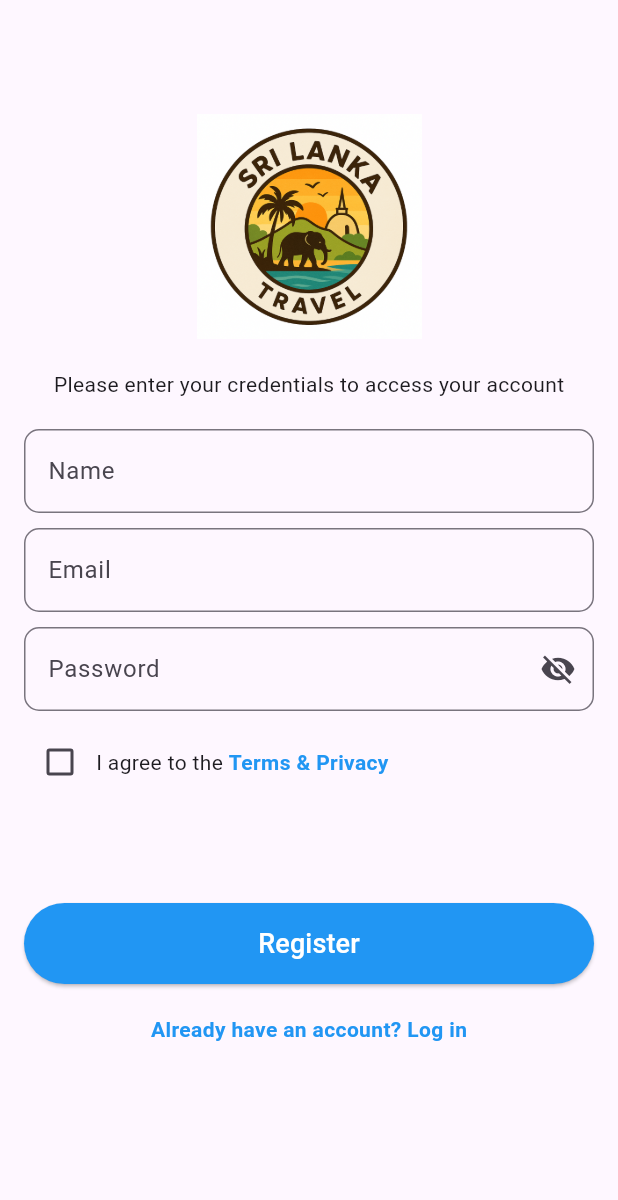
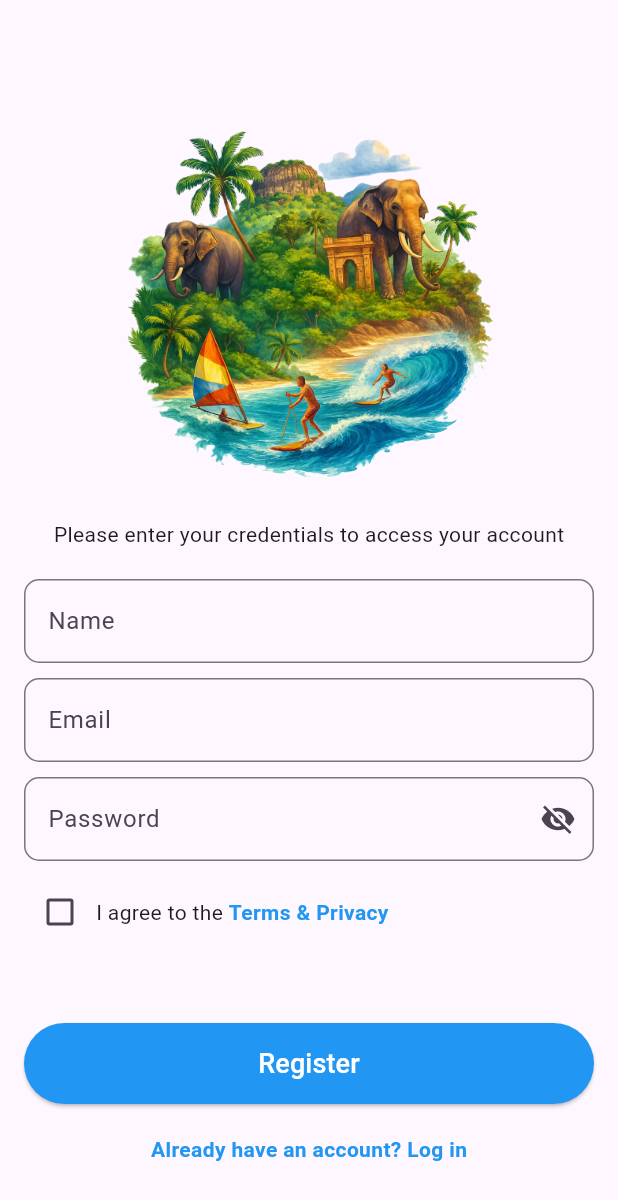
Before and after one commit to vinod281/travel_application, a Flutter app: the Register screen opened by its route, on a phone screen of 412 x 824 dp. Shown: the top 1200 px of the screen. Run offline on Flutter 3.47's test engine with Material 3 defaults, Android fonts, the phone set to English and light mode, and no system bars.

Commit message:
change rout

```diff
--- a/lib/main.dart
+++ b/lib/main.dart
@@ -1,17 +1,20 @@
+import 'package:flutter/foundation.dart';
 import 'package:flutter/material.dart';
 import 'package:travel_app/ViewPage.dart';
 import 'package:travel_app/homePage.dart';
 import 'package:travel_app/signUpPage.dart';
 import 'package:travel_app/welcomePage.dart';
+import 'package:travel_app/signInPage.dart';
 
 void main() {
   runApp(MaterialApp(
-    initialRoute: '/register',
+    initialRoute: '/signIn',
     routes: {
       '/': (context) => Home(),
       '/viewPage':(context) => ViewPage(),
       '/welcome' : (context) => SignUp(),
       '/register':(context) => Register(),
+      '/signIn':(context) => Signinpage(),
 
 
     },
--- a/lib/signUpPage.dart
+++ b/lib/signUpPage.dart
@@ -19,7 +19,7 @@ class _RegisterState extends State<Register> {
             children: [
               SizedBox(height: 60),
               Center(
-            child: Image.asset("assests/travel3.png", height: 150,),
+            child: Image.asset("assests/travel 4.png", height: 250,),
           ),
               SizedBox(height: 20),
 
@@ -44,7 +44,7 @@ class _RegisterState extends State<Register> {
                   ),
                 ],
               ),
-              SizedBox(height: 70),
+              SizedBox(height: 50),
               SizedBox(
                 width: double.infinity,
                 child: ElevatedButton(
--- a/lib/welcomePage.dart
+++ b/lib/welcomePage.dart
@@ -17,7 +17,7 @@ class _SignUpState extends State<SignUp> {
         children: [
           Spacer(),
           Center(
-            child: Image.asset("assests/travel3.png", height: 250,),
+            child: Image.asset("assests/travel 4.png", height: 350,),
           ),
           SizedBox(height: 10),
           Padding(
--- a/pubspec.yaml
+++ b/pubspec.yaml
@@ -60,6 +60,8 @@ flutter:
   # To add assets to your application, add an assets section, like this:
   assets:
     - assests/travel3.png
+    - assests/travel 4.png
+
 
 
   # An image asset can refer to one or more resolution-specific "variants", see
```
Also changed, not shown: assests/travel 4.png (added).
